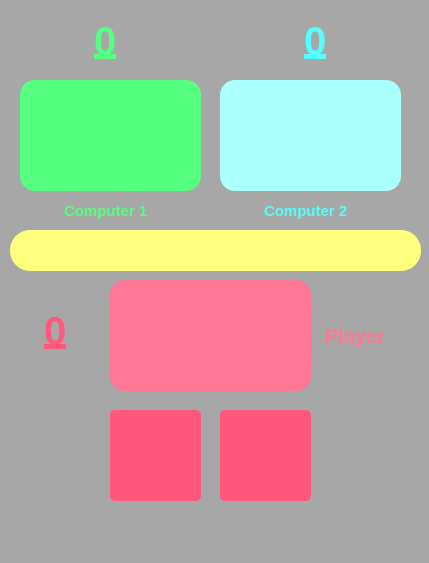
Before: the Qt Designer form Python/Palam_Pulum_Pilish/Palam_Pulum_Plish.ui in TaRa1999R/assignment20, drawn with Qt 5.
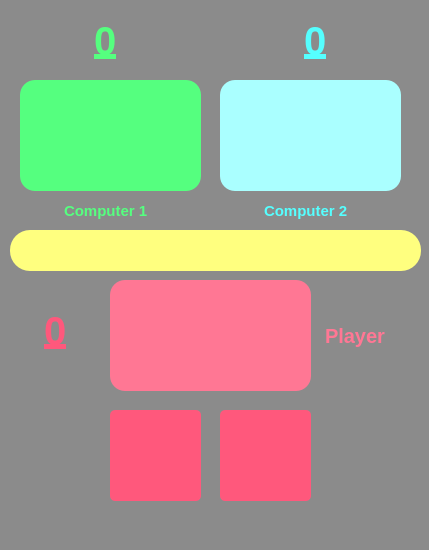
After: the same form once the commit is applied.

Diff of the .ui file:
```diff
--- a/Python/Palam_Pulum_Pilish/Palam_Pulum_Plish.ui
+++ b/Python/Palam_Pulum_Pilish/Palam_Pulum_Plish.ui
@@ -7,7 +7,7 @@
     <x>0</x>
     <y>0</y>
     <width>429</width>
-    <height>563</height>
+    <height>550</height>
    </rect>
   </property>
   <property name="sizePolicy">
@@ -20,7 +20,7 @@
    <string>Palam Pulum Plish</string>
   </property>
   <property name="styleSheet">
-   <string notr="true">background-color: rgb(167, 167, 167);</string>
+   <string notr="true">background-color: rgb(139, 139, 139);</string>
   </property>
   <widget class="QWidget" name="centralwidget">
    <widget class="QPushButton" name="back">
```
